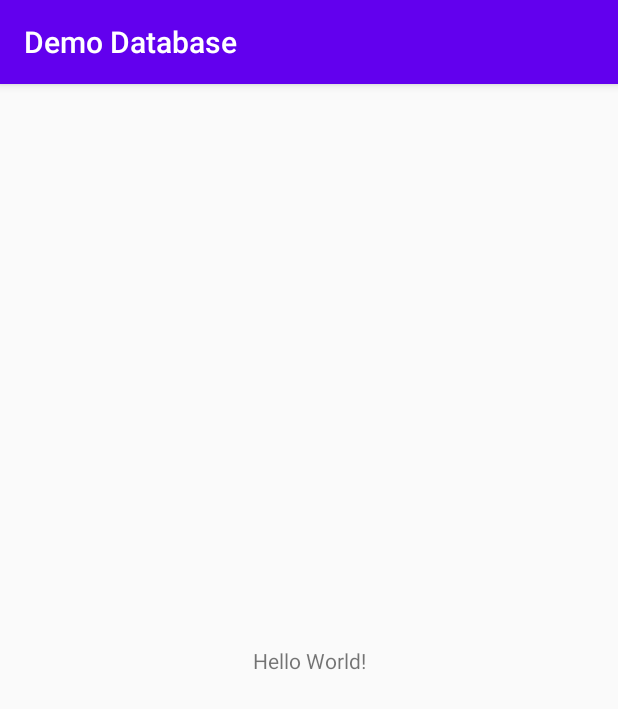
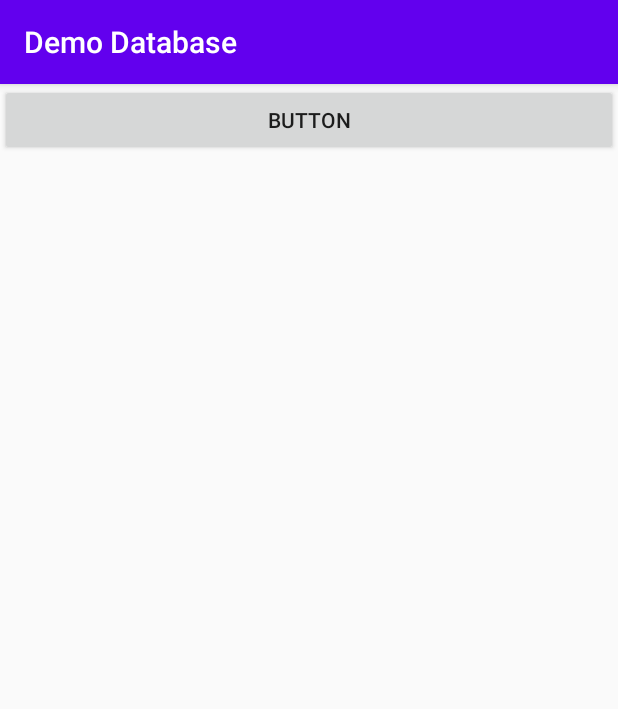
Before and after one commit to cheerful4ever/DemoDatabase, an Android app: the screen it shows after launch (MainActivity), on a phone screen of 412 x 824 dp. Shown: the top 709 px of the screen. Run offline under Robolectric (Android 15) with nearby library versions, the phone set to English and light mode, and no system bars.

Commit message:
activites 1-10000

```diff
--- a/app/src/main/res/layout/activity_main.xml
+++ b/app/src/main/res/layout/activity_main.xml
@@ -1,18 +1,15 @@
 <?xml version="1.0" encoding="utf-8"?>
-<androidx.constraintlayout.widget.ConstraintLayout xmlns:android="http://schemas.android.com/apk/res/android"
+<LinearLayout xmlns:android="http://schemas.android.com/apk/res/android"
     xmlns:app="http://schemas.android.com/apk/res-auto"
     xmlns:tools="http://schemas.android.com/tools"
     android:layout_width="match_parent"
     android:layout_height="match_parent"
-    tools:context=".MainActivity">
+    tools:context=".MainActivity" >
 
-    <TextView
+    <Button
+        android:id="@+id/button"
         android:layout_width="wrap_content"
         android:layout_height="wrap_content"
-        android:text="Hello World!"
-        app:layout_constraintBottom_toBottomOf="parent"
-        app:layout_constraintLeft_toLeftOf="parent"
-        app:layout_constraintRight_toRightOf="parent"
-        app:layout_constraintTop_toTopOf="parent" />
-
-</androidx.constraintlayout.widget.ConstraintLayout>
+        android:layout_weight="1"
+        android:text="Button" />
+</LinearLayout>
```
